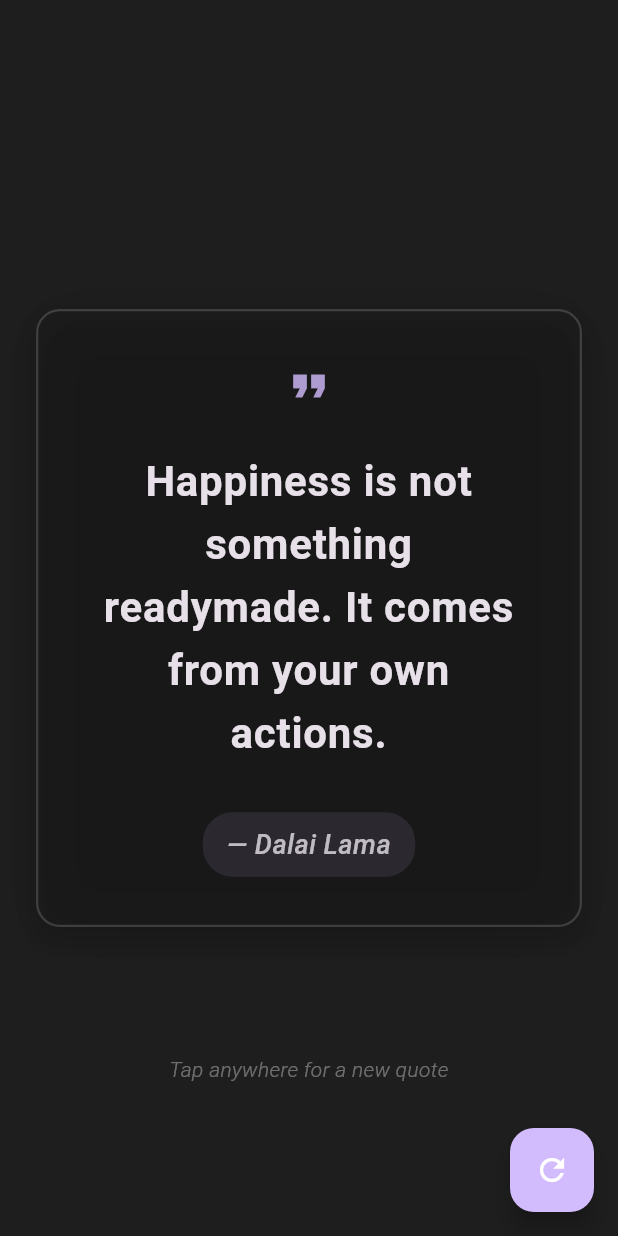
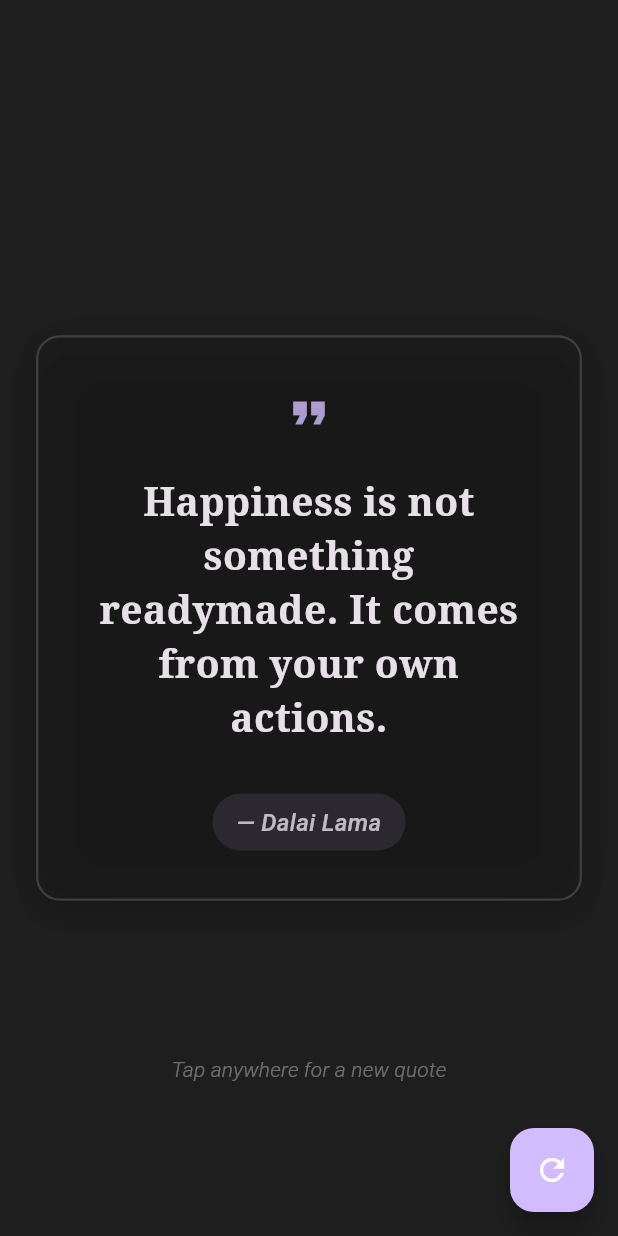
Before and after one commit to harshk49/motivator_app, a Flutter app: the screen it shows after launch, after a tap on the "refresh" icon, on a phone screen of 412 x 824 dp. Run offline on Flutter 3.47's test engine with Material 3 defaults, Android fonts, the phone set to English and light mode, and no system bars.

Commit message:
Implement full dark theme support with responsive design and enhanced typography for improved readability across devices

```diff
--- a/lib/main.dart
+++ b/lib/main.dart
@@ -1,10 +1,24 @@
 import 'package:flutter/material.dart';
+import 'package:flutter/services.dart';
 import 'screens/home_screen.dart';
 import 'theme/app_theme.dart';
 
 /// Entry point of the Motivator App
 /// Sets up the app with a dark theme and launches the home screen
 void main() {
+  // Ensure Flutter is initialized
+  WidgetsFlutterBinding.ensureInitialized();
+
+  // Set system UI overlay style for dark theme
+  SystemChrome.setSystemUIOverlayStyle(
+    const SystemUiOverlayStyle(
+      statusBarColor: Colors.transparent,
+      statusBarIconBrightness: Brightness.light,
+      systemNavigationBarColor: Colors.transparent,
+      systemNavigationBarIconBrightness: Brightness.light,
+    ),
+  );
+
   runApp(const MotivatorApp());
 }
 
@@ -17,7 +31,10 @@ class MotivatorApp extends StatelessWidget {
     return MaterialApp(
       title: 'Motivator',
       debugShowCheckedModeBanner: false,
+      // Force dark theme only
       theme: AppTheme.darkTheme,
+      darkTheme: AppTheme.darkTheme,
+      themeMode: ThemeMode.dark,
       home: const HomeScreen(),
     );
   }
--- a/lib/screens/home_screen.dart
+++ b/lib/screens/home_screen.dart
@@ -98,24 +98,28 @@ class _HomeScreenState extends State<HomeScreen> {
     return Scaffold(
       // Full-screen dark background
       backgroundColor: colorScheme.surface,
-      body: SafeArea(
-        child: GestureDetector(
-          // Tap anywhere to refresh quote
-          onTap: _isLoading ? null : _handleTapToRefresh,
-          child: Container(
-            width: double.infinity,
-            height: double.infinity,
-            decoration: BoxDecoration(
-              // Subtle gradient background for depth
-              gradient: LinearGradient(
-                begin: Alignment.topCenter,
-                end: Alignment.bottomCenter,
-                colors: [
-                  colorScheme.surface,
-                  colorScheme.surface.withOpacity(0.8),
-                ],
-              ),
-            ),
+      // Remove system UI overlays for truly full-screen experience
+      extendBodyBehindAppBar: true,
+      body: Container(
+        width: double.infinity,
+        height: double.infinity,
+        decoration: BoxDecoration(
+          // Enhanced gradient background for depth and visual appeal
+          gradient: LinearGradient(
+            begin: Alignment.topLeft,
+            end: Alignment.bottomRight,
+            colors: [
+              colorScheme.surface,
+              colorScheme.surface.withOpacity(0.9),
+              colorScheme.surface.withOpacity(0.95),
+            ],
+            stops: const [0.0, 0.5, 1.0],
+          ),
+        ),
+        child: SafeArea(
+          child: GestureDetector(
+            // Tap anywhere to refresh quote
+            onTap: _isLoading ? null : _handleTapToRefresh,
             child: _buildContent(),
           ),
         ),
--- a/lib/theme/app_theme.dart
+++ b/lib/theme/app_theme.dart
@@ -96,39 +96,41 @@ class AppTheme {
   /// Builds the custom text theme for optimal quote readability
   static TextTheme _buildTextTheme() {
     return const TextTheme(
-      // Large quote text
+      // Large quote text for very long quotes
       headlineLarge: TextStyle(
-        fontSize: 32,
-        fontWeight: FontWeight.bold,
-        letterSpacing: 0.5,
+        fontSize: 36,
+        fontWeight: FontWeight.w600,
+        letterSpacing: 0.3,
+        height: 1.4,
+        color: Colors.white,
+        fontFamily: 'serif', // Better readability for long text
+      ),
+
+      // Medium quote text (main quote display) - optimized for readability
+      headlineMedium: TextStyle(
+        fontSize: 26,
+        fontWeight: FontWeight.w600,
+        letterSpacing: 0.3,
+        height: 1.4, // Improved line height for better readability
+        color: Colors.white,
+        fontFamily: 'serif', // Serif fonts are easier to read for longer text
+      ),
+
+      // Small headlines
+      headlineSmall: TextStyle(
+        fontSize: 22,
+        fontWeight: FontWeight.w600,
+        letterSpacing: 0.2,
         height: 1.3,
         color: Colors.white,
       ),
 
-      // Medium quote text (main quote display)
-      headlineMedium: TextStyle(
-        fontSize: 28,
-        fontWeight: FontWeight.w600,
-        letterSpacing: 0.4,
-        height: 1.4,
-        color: Colors.white,
-      ),
-
-      // Small headlines
-      headlineSmall: TextStyle(
-        fontSize: 24,
-        fontWeight: FontWeight.w600,
-        letterSpacing: 0.3,
-        height: 1.3,
-        color: Colors.white,
-      ),
-
-      // Author attribution text
+      // Author attribution text - optimized for elegance
       bodyLarge: TextStyle(
         fontSize: 18,
-        fontWeight: FontWeight.w400,
-        letterSpacing: 0.3,
-        height: 1.5,
+        fontWeight: FontWeight.w500,
+        letterSpacing: 0.2,
+        height: 1.4,
         color: Colors.white70,
       ),
 
@@ -136,7 +138,7 @@ class AppTheme {
       bodyMedium: TextStyle(
         fontSize: 16,
         fontWeight: FontWeight.w400,
-        letterSpacing: 0.2,
+        letterSpacing: 0.1,
         height: 1.5,
         color: Colors.white60,
       ),
@@ -145,7 +147,7 @@ class AppTheme {
       bodySmall: TextStyle(
         fontSize: 14,
         fontWeight: FontWeight.w300,
-        letterSpacing: 0.2,
+        letterSpacing: 0.1,
         height: 1.4,
         color: Colors.white54,
       ),
--- a/lib/widgets/quote_card.dart
+++ b/lib/widgets/quote_card.dart
@@ -23,6 +23,35 @@ class QuoteCard extends StatelessWidget {
     final theme = Theme.of(context);
     final textTheme = theme.textTheme;
     final colorScheme = theme.colorScheme;
+    final screenSize = MediaQuery.of(context).size;
+    final isTablet = screenSize.width > 600;
+    final isLargeScreen = screenSize.width > 900;
+
+    // Responsive font sizes based on screen size
+    final quoteFontSize = isLargeScreen
+        ? 32.0
+        : isTablet
+            ? 28.0
+            : screenSize.width < 350
+                ? 22.0
+                : 26.0;
+
+    final authorFontSize = isLargeScreen
+        ? 20.0
+        : isTablet
+            ? 18.0
+            : 16.0;
+
+    // Responsive padding based on screen size
+    final horizontalPadding = isLargeScreen
+        ? screenSize.width * 0.15
+        : isTablet
+            ? AppTheme.spacingXxl
+            : AppTheme.spacingLg;
+
+    final verticalPadding = isTablet
+        ? AppTheme.spacingXxl * 1.5
+        : AppTheme.spacingXl;
 
     return AnimatedOpacity(
       opacity: opacity,
@@ -31,11 +60,14 @@ class QuoteCard extends StatelessWidget {
               (AppTheme.quoteAnimation.inMilliseconds * (1.0 - opacity))
                   .round()),
       child: Container(
-        margin: const EdgeInsets.symmetric(
-          horizontal: AppTheme.spacingLg,
-          vertical: AppTheme.spacingXl,
+        width: double.infinity,
+        margin: EdgeInsets.symmetric(
+          horizontal: horizontalPadding,
+          vertical: verticalPadding,
         ),
-        padding: const EdgeInsets.all(AppTheme.spacingXl),
+        padding: EdgeInsets.all(
+          isTablet ? AppTheme.spacingXxl : AppTheme.spacingXl,
+        ),
         decoration: BoxDecoration(
           // Enhanced card background with better visual hierarchy
           color: colorScheme.surface.withOpacity(0.15),
@@ -65,46 +97,49 @@ class QuoteCard extends StatelessWidget {
           mainAxisAlignment: MainAxisAlignment.center,
           crossAxisAlignment: CrossAxisAlignment.center,
           children: [
-            // Opening quote mark with enhanced styling
+            // Opening quote mark with responsive sizing
             Icon(
               Icons.format_quote,
-              size: 36,
+              size: isTablet ? 48 : 36,
               color: colorScheme.primary.withOpacity(0.8),
             ),
 
-            const SizedBox(height: AppTheme.spacingLg),
+            SizedBox(height: isTablet ? AppTheme.spacingXl : AppTheme.spacingLg),
 
-            // Main quote text with enhanced centering and typography
+            // Main quote text with responsive typography and enhanced readability
             Text(
               quote.text,
               style: textTheme.headlineMedium?.copyWith(
                 color: colorScheme.onSurface,
-                height: 1.5,
-                fontWeight: FontWeight.w700,
-                letterSpacing: 0.5,
+                fontSize: quoteFontSize,
+                height: 1.4, // Improved line height for better readability
+                fontWeight: FontWeight.w600,
+                letterSpacing: 0.3,
               ),
               textAlign: TextAlign.center,
               maxLines: null,
             ),
 
-            const SizedBox(height: AppTheme.spacingXl),
+            SizedBox(height: isTablet ? AppTheme.spacingXxl : AppTheme.spacingXl),
 
-            // Author attribution with enhanced styling
+            // Author attribution with responsive styling
             Container(
-              padding: const EdgeInsets.symmetric(
-                horizontal: AppTheme.spacingMd,
-                vertical: AppTheme.spacingSm,
+              padding: EdgeInsets.symmetric(
+                horizontal: isTablet ? AppTheme.spacingLg : AppTheme.spacingMd,
+                vertical: isTablet ? AppTheme.spacingMd : AppTheme.spacingSm,
               ),
               decoration: BoxDecoration(
                 color: colorScheme.primary.withOpacity(0.1),
-                borderRadius: BorderRadius.circular(20),
+                borderRadius: BorderRadius.circular(isTablet ? 24 : 20),
               ),
               child: Text(
                 '— ${quote.author}',
                 style: textTheme.bodyLarge?.copyWith(
                   color: colorScheme.onSurface.withOpacity(0.8),
+                  fontSize: authorFontSize,
                   fontStyle: FontStyle.italic,
                   fontWeight: FontWeight.w500,
+                  letterSpacing: 0.2,
                 ),
                 textAlign: TextAlign.center,
               ),
```
Also changed, not shown: 1 other file.
